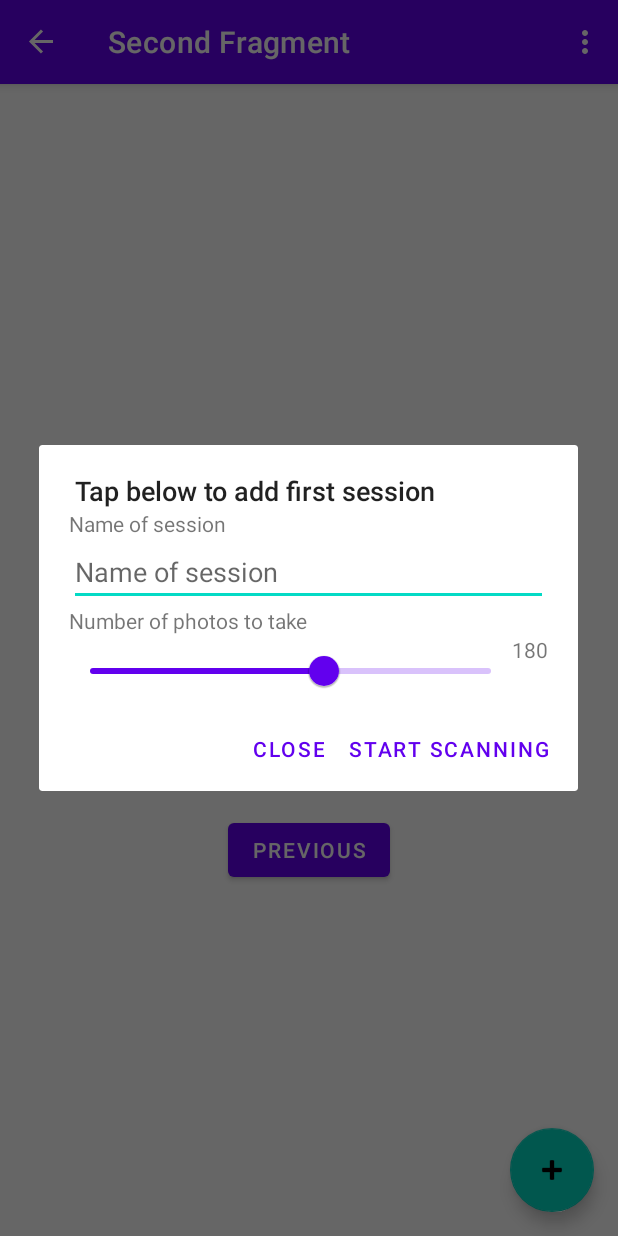
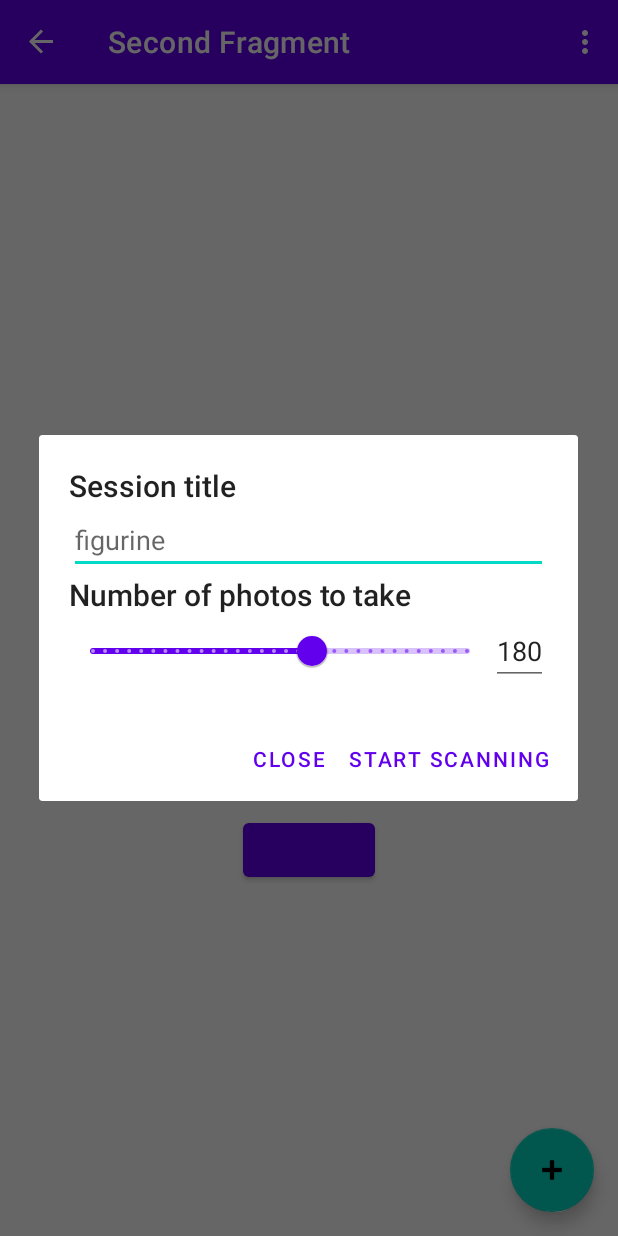
Before and after one commit to VanessaGregoriou/Scanner-Turntable, an Android app: the SecondFragment screen opened through its navigation route, after a tap on an icon or button, on a phone screen of 412 x 824 dp. Run offline under Robolectric (Android 15) with nearby library versions, the phone set to English and light mode, and no system bars; our stand-ins replace data binding, navigation-ui.

Commit message:
Add dialog for starting scan session.

```diff
--- a/app/src/main/java/com/android/app/itemscanner/SessionCreateDialogFragment.kt
+++ b/app/src/main/java/com/android/app/itemscanner/SessionCreateDialogFragment.kt
@@ -3,7 +3,12 @@ package com.android.app.itemscanner
 import android.app.AlertDialog
 import android.app.Dialog
 import android.os.Bundle
+import android.text.Editable
+import android.text.TextWatcher
+import android.view.LayoutInflater
+import androidx.databinding.DataBindingUtil
 import androidx.fragment.app.DialogFragment
+import com.android.app.itemscanner.databinding.CreateSessionDialogBinding
 
 class SessionCreateDialogFragment(listener: DialogListener) : DialogFragment() {
 
@@ -22,16 +27,35 @@ class SessionCreateDialogFragment(listener: DialogListener) : DialogFragment() {
     }
 
     override fun onCreateDialog(savedInstanceState: Bundle?): Dialog {
+        val binding: CreateSessionDialogBinding = DataBindingUtil.inflate(
+            layoutInflater, R.layout.create_session_dialog, null, false
+        )
+
+        binding.numPhotosSlider.value = 180f
+        binding.numPhotosSlider.addOnChangeListener { slider, value, fromUser ->
+            binding.editNumPhotos.setText(
+                value.toInt().toString()
+            )
+        }
+        binding.editNumPhotos.setText("180")
+        binding.editNumPhotos.addTextChangedListener(object : TextWatcher {
+            override fun afterTextChanged(s: Editable?) {}
+            override fun beforeTextChanged(s: CharSequence?, start: Int, count: Int, after: Int) {}
+            override fun onTextChanged(s: CharSequence?, start: Int, before: Int, count: Int) {
+                binding.numPhotosSlider.value = s.toString().toFloat()
+            }
+        })
+
+        val dialogView = binding.root
+        dialogView.tag = binding
+
         return activity?.let {
             // Use the Builder class for convenient dialog construction
             val builder = AlertDialog.Builder(it)
-            // Get the layout inflater
-            val inflater = requireActivity().layoutInflater
             builder
-                .setTitle(R.string.add_first_session)
-                .setView(inflater.inflate(R.layout.create_session_dialog, null))
-                .setPositiveButton(R.string.start_scanning) { _, _ ->
-                    listener.onStart(this)
+                .setView(dialogView)
+                .setPositiveButton(R.string.start_scanning) { dialog, _ ->
+
                 }
                 .setNegativeButton(R.string.close) { _, _ ->
                     listener.onClose(this)
--- a/app/src/main/res/layout/create_session_dialog.xml
+++ b/app/src/main/res/layout/create_session_dialog.xml
@@ -2,49 +2,55 @@
 <layout xmlns:android="http://schemas.android.com/apk/res/android"
     xmlns:tools="http://schemas.android.com/tools"
     tools:context=".SessionCreateDialogFragment">
-<!--    <data>-->
-<!--        <variable name="sessionItem" type="com.android.app.itemscanner.api."/>-->
-<!--    </data>-->
 
     <LinearLayout
         android:layout_width="match_parent"
         android:layout_height="match_parent"
         android:orientation="vertical"
         android:paddingLeft="20dp"
-        android:paddingRight="20dp">
+        android:paddingRight="20dp"
+        android:paddingTop="20dp"
+        android:paddingBottom="20dp">
 
         <TextView
             android:layout_width="wrap_content"
             android:layout_height="wrap_content"
-            android:text="Name of session" />
+            android:textAppearance="@style/TextAppearance.AppCompat.Title"
+            android:text="@string/session_title" />
 
         <EditText
             android:id="@+id/session_name_edit"
             android:layout_width="match_parent"
             android:layout_height="wrap_content"
-            android:hint="Name of session" />
+            android:inputType="text"
+            android:hint="@string/title_hint" />
 
         <TextView
             android:layout_width="wrap_content"
             android:layout_height="wrap_content"
-            android:text="Number of photos to take" />
+            android:textAppearance="@style/TextAppearance.AppCompat.Title"
+            android:text="@string/num_photos" />
 
         <LinearLayout
             android:layout_width="match_parent"
             android:layout_height="wrap_content"
-            android:orientation="horizontal">
+            android:orientation="horizontal"
+            android:gravity="center">
 
             <com.google.android.material.slider.Slider
+                android:id="@+id/num_photos_slider"
                 android:layout_weight="1"
                 android:layout_width="0dp"
                 android:layout_height="wrap_content"
-                android:value="180"
+                android:stepSize="1"
                 android:valueFrom="10"
                 android:valueTo="300" />
-            <TextView
+            <EditText
+                android:id="@+id/edit_num_photos"
                 android:layout_width="wrap_content"
                 android:layout_height="wrap_content"
-                android:text="180" />
+                android:inputType="number" />
+
         </LinearLayout>
 
     </LinearLayout>
--- a/app/src/main/res/layout/fragment_second.xml
+++ b/app/src/main/res/layout/fragment_second.xml
@@ -19,7 +19,6 @@
         android:id="@+id/button_second"
         android:layout_width="wrap_content"
         android:layout_height="wrap_content"
-        android:text="@string/previous"
         app:layout_constraintBottom_toBottomOf="parent"
         app:layout_constraintEnd_toEndOf="parent"
         app:layout_constraintStart_toStartOf="parent"
--- a/app/src/main/res/layout/scanned_list_fragment.xml
+++ b/app/src/main/res/layout/scanned_list_fragment.xml
@@ -19,6 +19,7 @@
         android:layout_width="wrap_content"
         android:layout_height="wrap_content"
         android:visibility="gone"
+        android:textAppearance="@style/TextAppearance.AppCompat.Title"
         android:text="@string/add_first_session"
         app:layout_constraintTop_toTopOf="parent"
         app:layout_constraintBottom_toBottomOf="parent"
--- a/app/src/main/res/values/strings.xml
+++ b/app/src/main/res/values/strings.xml
@@ -3,13 +3,15 @@
     <string name="action_settings">Settings</string>
     <!-- Strings used for fragments for navigation -->
     <string name="scanned_list_fragment_label">Scan sessions</string>
-    <string name="dialog_start_scan">Start scanning</string>
+
+    <!-- Create session dialog -->
     <string name="start_scanning">Start scanning</string>
     <string name="close">Close</string>
+    <string name="session_title">Session title</string>
+    <string name="title_hint">figurine</string>
+    <string name="num_photos">Number of photos to take</string>
+
     <string name="second_fragment_label">Second Fragment</string>
-    <string name="next">Next</string>
-    <string name="previous">Previous</string>
 
     <string name="add_first_session">Tap below to add first session</string>
-    <string name="hello_second_fragment">Hello second fragment. Arg: %1$s</string>
 </resources>
```
